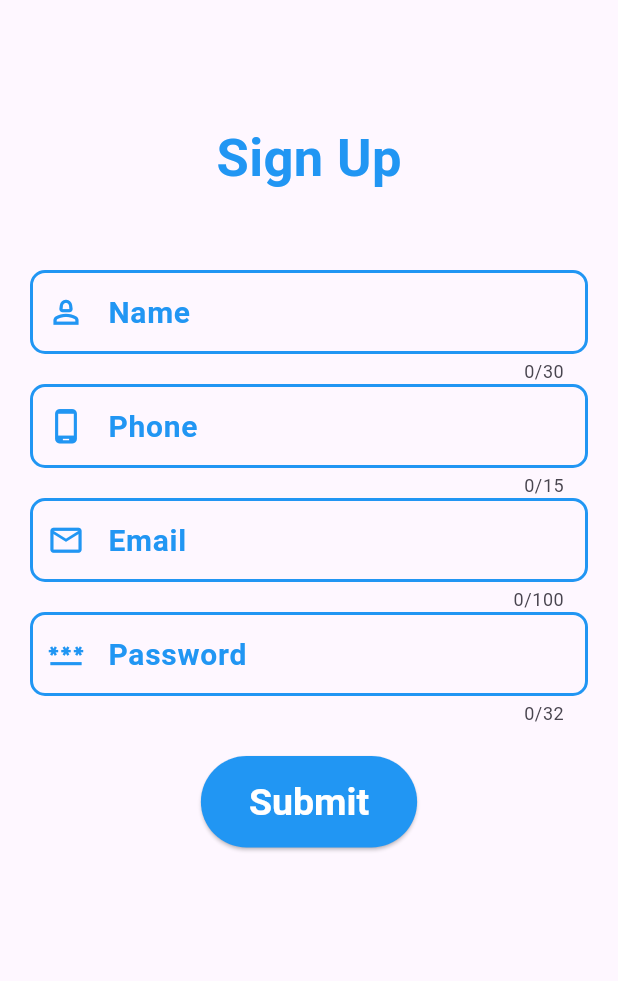
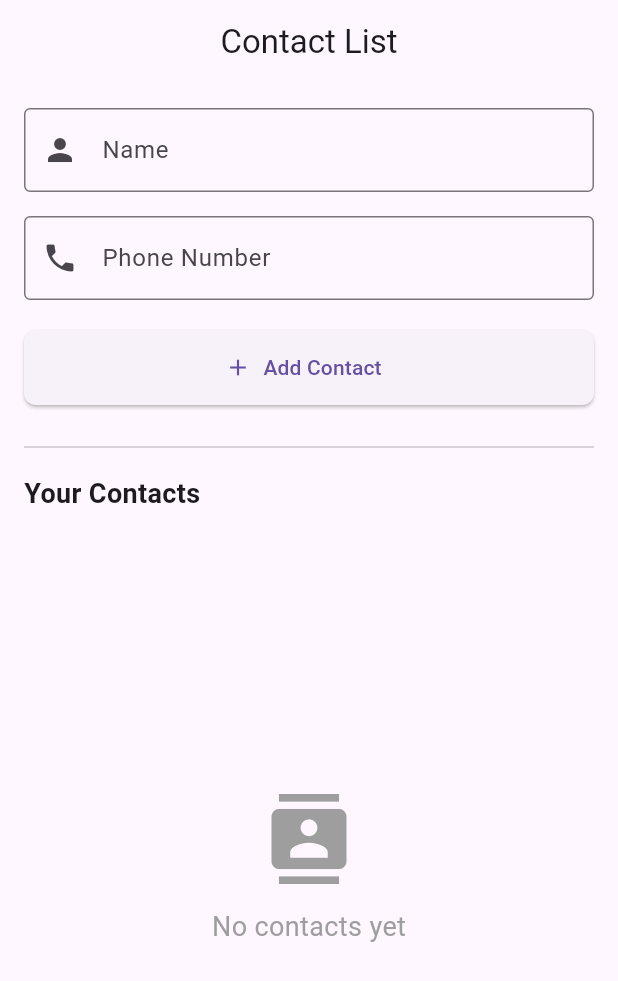
Before and after one commit to bongodevops/Flutter_Custom_Widgets, a Flutter app: the screen it shows after launch, on a phone screen of 412 x 824 dp. Shown: the top 981 px of the screen. Run offline on Flutter 3.47's test engine with Material 3 defaults, Android fonts, the phone set to English and light mode, and no system bars.

Commit message:
30-phone_contact_list_assinment

```diff
--- a/lib/main.dart
+++ b/lib/main.dart
@@ -1,198 +1,239 @@
 import 'package:flutter/material.dart';
 
-void main() => (runApp(MyApp()));
+void main() {
+  runApp(const ContactListApp());
+}
 
-class MyApp extends StatelessWidget {
-  const MyApp({super.key});
+class ContactListApp extends StatelessWidget {
+  const ContactListApp({super.key});
 
   @override
   Widget build(BuildContext context) {
-    return const MaterialApp(
+    return MaterialApp(
+      title: 'Contact List',
+      theme: ThemeData(primarySwatch: Colors.blue, useMaterial3: true),
       debugShowCheckedModeBanner: false,
-      title: "Text Field Practice",
-      home: MyHomePage(),
+      home: const ContactListScreen(),
     );
   }
 }
 
-class MyHomePage extends StatefulWidget {
-  const MyHomePage({super.key});
+class Contact {
+  final String name;
+  final String phone;
+
+  Contact({required this.name, required this.phone});
+}
+
+class ContactListScreen extends StatefulWidget {
+  const ContactListScreen({super.key});
 
   @override
-  State<MyHomePage> createState() => _MyHomePageState();
+  State<ContactListScreen> createState() => _ContactListScreenState();
 }
 
-class _MyHomePageState extends State<MyHomePage> {
-  final _formKey = GlobalKey<FormState>();
-  final nameController = TextEditingController();
-  final phoneController = TextEditingController();
-  final emailController = TextEditingController();
-  final passwordController = TextEditingController();
+class _ContactListScreenState extends State<ContactListScreen> {
+  final TextEditingController _nameController = TextEditingController();
+  final TextEditingController _phoneController = TextEditingController();
+  final List<Contact> _contacts = [];
+  final GlobalKey<FormState> _formKey = GlobalKey<FormState>();
 
-  void _submitForm() {
+  @override
+  void dispose() {
+    _nameController.dispose();
+    _phoneController.dispose();
+    super.dispose();
+  }
+
+  void _addContact() {
     if (_formKey.currentState!.validate()) {
+      setState(() {
+        _contacts.add(
+          Contact(
+            name: _nameController.text.trim(),
+            phone: _phoneController.text.trim(),
+          ),
+        );
+        _nameController.clear();
+        _phoneController.clear();
+      });
+      FocusScope.of(context).unfocus();
+    }
+  }
+
+  Future<bool> _showDeleteConfirmation(int index) async {
+    return await showDialog<bool>(
+          context: context,
+          builder:
+              (context) => AlertDialog(
+                title: const Text('Delete Contact'),
+                content: Text('Delete ${_contacts[index].name}?'),
+                actions: [
+                  TextButton(
+                    onPressed: () => Navigator.pop(context, false),
+                    child: const Text('Cancel'),
+                  ),
+                  TextButton(
+                    onPressed: () => Navigator.pop(context, true),
+                    child: const Text(
+                      'Delete',
+                      style: TextStyle(color: Colors.red),
+                    ),
+                  ),
+                ],
+              ),
+        ) ??
+        false;
+  }
+
+  Future<void> _deleteContact(int index) async {
+    final shouldDelete = await _showDeleteConfirmation(index);
+    if (shouldDelete && mounted) {
+      setState(() {
+        _contacts.removeAt(index);
+      });
       ScaffoldMessenger.of(context).showSnackBar(
-        const SnackBar(content: Text("Form Submitted Successfully")),
+        const SnackBar(
+          content: Text('Contact deleted'),
+          duration: Duration(seconds: 2),
+        ),
       );
-      //print("Name: ${nameController.text}");
-      //print("Phone: ${phoneController.text}");
-      //print("Email: ${emailController.text}");
-      //print("Password: ${passwordController.text}");
-      _formKey.currentState!.reset();
     }
   }
 
   @override
-  void dispose() {
-    nameController.dispose();
-    phoneController.dispose();
-    emailController.dispose();
-    passwordController.dispose();
-    super.dispose();
-  }
-
-  @override
   Widget build(BuildContext context) {
-    double myHeight = MediaQuery.of(context).size.height;
-    double myWidth = MediaQuery.of(context).size.width;
-    return SafeArea(
-      child: Scaffold(
-        body: SingleChildScrollView(
-          scrollDirection: Axis.vertical,
-          child: Padding(
-            padding: const EdgeInsets.symmetric(horizontal: 20.0),
-            child: Form(
+    return Scaffold(
+      appBar: AppBar(title: const Text('Contact List'), centerTitle: true),
+      body: Padding(
+        padding: const EdgeInsets.all(16.0),
+        child: Column(
+          children: [
+            Form(
               key: _formKey,
               child: Column(
-                mainAxisAlignment: MainAxisAlignment.center,
-                crossAxisAlignment: CrossAxisAlignment.center,
                 children: [
-                  const SizedBox(height: 80),
-                  const Text(
-                    'Sign Up',
-                    style: TextStyle(
-                      fontSize: 35,
-                      fontWeight: FontWeight.bold,
-                      color: Colors.blue,
-                    ),
-                  ),
-                  const SizedBox(height: 50),
                   TextFormField(
-                    controller: nameController,
-                    maxLength: 30,
-                    textInputAction: TextInputAction.next,
-                    keyboardType: TextInputType.name,
-                    decoration: _buildInputDecoration(
-                      'Name',
-                      Icons.person_2_outlined,
+                    controller: _nameController,
+                    decoration: const InputDecoration(
+                      labelText: 'Name',
+                      border: OutlineInputBorder(),
+                      prefixIcon: Icon(Icons.person),
                     ),
                     validator: (value) {
-                      if (value == null || value.isEmpty) {
-                        return 'Please enter your name';
+                      if (value == null || value.trim().isEmpty) {
+                        return 'Please enter a name';
                       }
                       return null;
                     },
                   ),
+                  const SizedBox(height: 16),
                   TextFormField(
-                    controller: phoneController,
-                    maxLength: 15,
-                    textInputAction: TextInputAction.next,
+                    controller: _phoneController,
+                    decoration: const InputDecoration(
+                      labelText: 'Phone Number',
+                      border: OutlineInputBorder(),
+                      prefixIcon: Icon(Icons.phone),
+                    ),
                     keyboardType: TextInputType.phone,
-                    decoration: _buildInputDecoration(
-                      'Phone',
-                      Icons.phone_android_outlined,
-                    ),
                     validator: (value) {
-                      if (value == null || value.isEmpty) {
-                        return 'Please enter your phone number';
-                      } else if (value.length < 11) {
-                        return 'Enter a valid phone number';
+                      if (value == null || value.trim().isEmpty) {
+                        return 'Please enter a phone number';
+                      }
+                      if (!RegExp(r'^[0-9]{10,}$').hasMatch(value)) {
+                        return 'Enter a valid phone number (min 10 digits)';
                       }
                       return null;
                     },
                   ),
-                  TextFormField(
-                    controller: emailController,
-                    maxLength: 100,
-                    textInputAction: TextInputAction.next,
-                    keyboardType: TextInputType.emailAddress,
-                    decoration: _buildInputDecoration(
-                      'Email',
-                      Icons.email_outlined,
-                    ),
-                    validator: (value) {
-                      if (value == null || value.isEmpty) {
-                        return 'Please enter your email';
-                      } else if (!RegExp(r'\S+@\S+\.\S+').hasMatch(value)) {
-                        return 'Enter a valid email';
-                      }
-                      return null;
-                    },
-                  ),
-                  TextFormField(
-                    controller: passwordController,
-                    obscureText: true,
-                    maxLength: 32,
-                    textInputAction: TextInputAction.done,
-                    decoration: _buildInputDecoration(
-                      'Password',
-                      Icons.password_outlined,
-                    ),
-                    validator: (value) {
-                      if (value == null || value.isEmpty) {
-                        return 'Please enter your password';
-                      } else if (value.length < 6) {
-                        return 'Password must be at least 6 characters';
-                      }
-                      return null;
-                    },
-                  ),
-                  const SizedBox(height: 20),
-                  ElevatedButton(
-                    onPressed: _submitForm,
-                    style: ElevatedButton.styleFrom(
-                      foregroundColor: Colors.white,
-                      backgroundColor: Colors.blue,
-                      padding: const EdgeInsets.symmetric(
-                        vertical: 16,
-                        horizontal: 32,
-                      ),
-                      textStyle: const TextStyle(
-                        fontSize: 25,
-                        fontWeight: FontWeight.w700,
-                      ),
-                    ),
-                    child: const Text("Submit"),
-                  ),
                 ],
               ),
             ),
-          ),
+            const SizedBox(height: 20),
+            SizedBox(
+              width: double.infinity,
+              height: 50,
+              child: ElevatedButton.icon(
+                onPressed: _addContact,
+                icon: const Icon(Icons.add),
+                label: const Text('Add Contact'),
+                style: ElevatedButton.styleFrom(
+                  shape: RoundedRectangleBorder(
+                    borderRadius: BorderRadius.circular(8),
+                  ),
+                ),
+              ),
+            ),
+            const SizedBox(height: 20),
+            const Divider(),
+            const SizedBox(height: 10),
+            const Align(
+              alignment: Alignment.centerLeft,
+              child: Text(
+                'Your Contacts',
+                style: TextStyle(fontSize: 18, fontWeight: FontWeight.bold),
+              ),
+            ),
+            const SizedBox(height: 10),
+            Expanded(
+              child:
+                  _contacts.isEmpty
+                      ? const Center(
+                        child: Column(
+                          mainAxisAlignment: MainAxisAlignment.center,
+                          children: [
+                            Icon(Icons.contacts, size: 60, color: Colors.grey),
+                            SizedBox(height: 16),
+                            Text(
+                              'No contacts yet',
+                              style: TextStyle(
+                                fontSize: 18,
+                                color: Colors.grey,
+                              ),
+                            ),
+                          ],
+                        ),
+                      )
+                      : ListView.builder(
+                        itemCount: _contacts.length,
+                        itemBuilder: (context, index) {
+                          final contact = _contacts[index];
+                          return Card(
+                            elevation: 2,
+                            margin: const EdgeInsets.symmetric(vertical: 6),
+                            child: ListTile(
+                              leading: CircleAvatar(
+                                backgroundColor:
+                                    Colors.primaries[index %
+                                        Colors.primaries.length],
+                                child: Text(
+                                  contact.name[0].toUpperCase(),
+                                  style: const TextStyle(color: Colors.white),
+                                ),
+                              ),
+                              title: Text(
+                                contact.name,
+                                style: const TextStyle(
+                                  fontWeight: FontWeight.bold,
+                                ),
+                              ),
+                              subtitle: Text(contact.phone),
+                              trailing: IconButton(
+                                icon: const Icon(
+                                  Icons.delete,
+                                  color: Colors.red,
+                                ),
+                                onPressed: () => _deleteContact(index),
+                              ),
+                              onLongPress: () => _deleteContact(index),
+                            ),
+                          );
+                        },
+                      ),
+            ),
+          ],
         ),
       ),
     );
   }
-
-  ///===================================================================///
-  InputDecoration _buildInputDecoration(String label, IconData icon) {
-    return InputDecoration(
-      prefixIcon: Icon(icon, size: 25, color: Colors.blue),
-      hintText: 'Enter Your $label',
-      hintStyle: TextStyle(color: Colors.grey.shade500),
-      label: Text(label),
-      labelStyle: const TextStyle(
-        color: Colors.blue,
-        fontSize: 20,
-        fontWeight: FontWeight.w700,
-      ),
-      enabledBorder: OutlineInputBorder(
-        borderRadius: BorderRadius.circular(10),
-        borderSide: const BorderSide(color: Colors.blue, width: 2.0),
-      ),
-      focusedBorder: OutlineInputBorder(
-        borderRadius: BorderRadius.circular(10),
-        borderSide: const BorderSide(color: Colors.green, width: 2.0),
-      ),
-    );
-  }
 }
```
